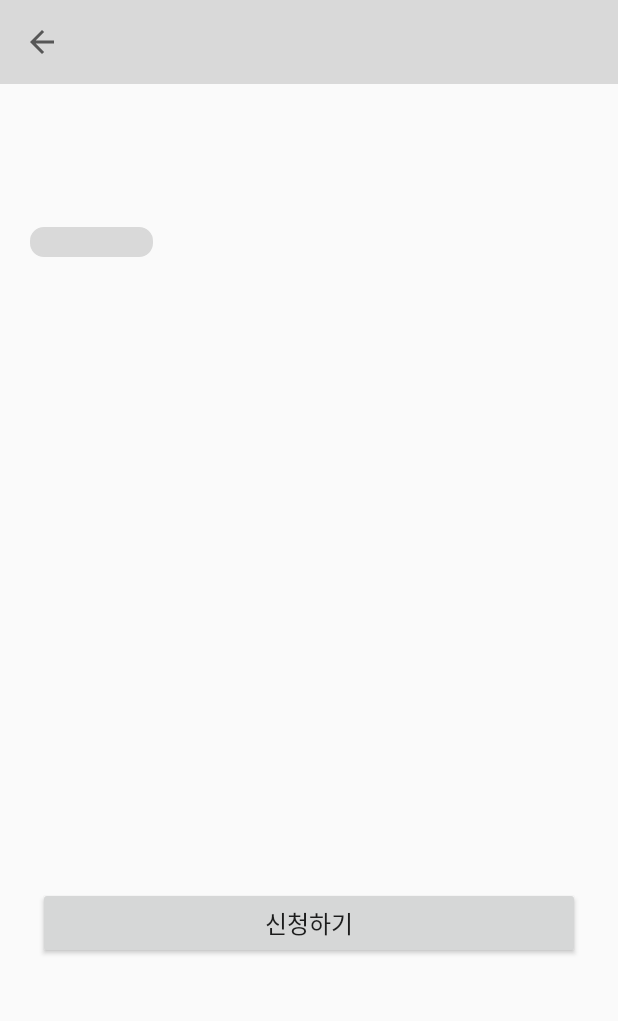
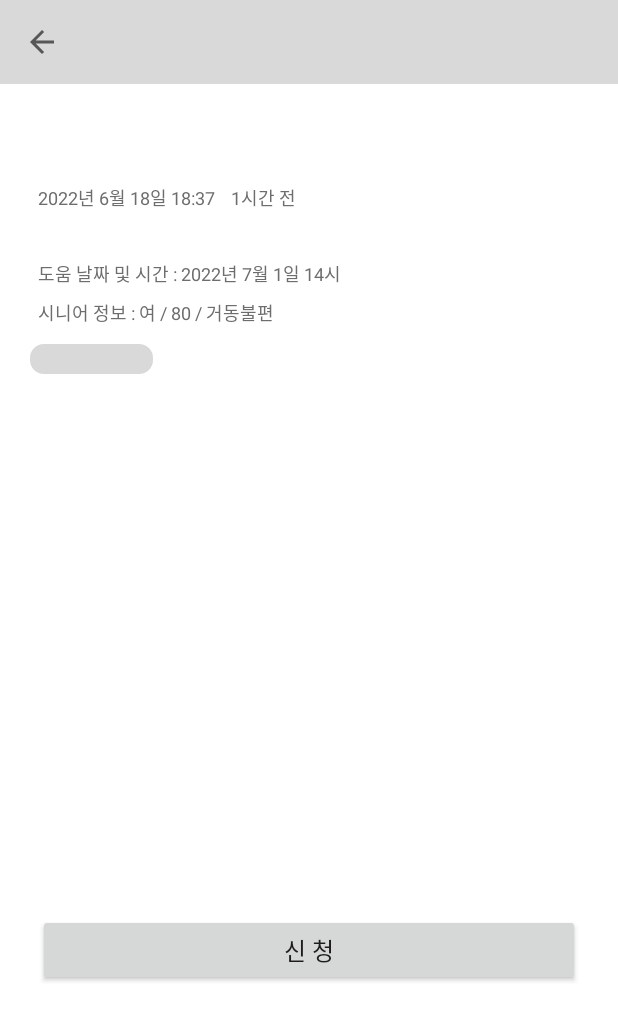
Before and after one commit to orange11th/with, an Android app: the MainActivity3 screen opened directly, with no data from a screen before it, on a phone screen of 412 x 824 dp. Shown: the top 1021 px of the screen. Run offline under Robolectric (Android 15) with nearby library versions, the phone set to English and light mode, and no system bars.

Commit message:
20220819 youjin

```diff
--- a/app/src/main/java/com/cookandroid/with/MainActivity3.java
+++ b/app/src/main/java/com/cookandroid/with/MainActivity3.java
@@ -4,12 +4,16 @@ import android.content.Intent;
 import android.os.Bundle;
 import android.text.method.ScrollingMovementMethod;
 import android.view.MenuItem;
+import android.view.View;
+import android.widget.Button;
 import android.widget.TextView;
 
 import androidx.appcompat.app.AppCompatActivity;
 import androidx.appcompat.widget.Toolbar;
 
 public class MainActivity3 extends AppCompatActivity {
+
+    private Button confirmbutton;
 
     @Override
     protected void onCreate(Bundle savedInstanceState) {
@@ -34,6 +38,16 @@ public class MainActivity3 extends AppCompatActivity {
 
         //contents scroll
         contents.setMovementMethod(new ScrollingMovementMethod());
+
+        //click 신청하기
+        confirmbutton = findViewById(R.id.confirmbutton);
+        confirmbutton.setOnClickListener(new View.OnClickListener() {
+            @Override
+            public void onClick(View view) {
+                Intent intent = new Intent(MainActivity3.this, MatchingList.class);
+                startActivity(intent);
+            }
+        });
     }
     //toolbar
     @Override
--- a/app/src/main/res/layout/activity_main2.xml
+++ b/app/src/main/res/layout/activity_main2.xml
@@ -4,6 +4,7 @@
     xmlns:tools="http://schemas.android.com/tools"
     android:layout_width="match_parent"
     android:layout_height="match_parent"
+    android:background="@color/white"
     tools:context=".MainActivity2">
     <androidx.appcompat.widget.Toolbar
         app:titleTextColor="#000000"
--- a/app/src/main/res/layout/activity_main3.xml
+++ b/app/src/main/res/layout/activity_main3.xml
@@ -4,6 +4,7 @@
     xmlns:tools="http://schemas.android.com/tools"
     android:layout_width="match_parent"
     android:layout_height="match_parent"
+    android:background="@color/white"
     tools:context=".MainActivity3">
     <androidx.appcompat.widget.Toolbar
         app:titleTextColor="#000000"
@@ -30,17 +31,59 @@
         tools:ignore="MissingConstraints" />
 
     <TextView
+        android:id="@+id/PostDate"
+        android:layout_width="wrap_content"
+        android:layout_height="wrap_content"
+        android:layout_marginStart="25dp"
+        android:layout_marginLeft="25dp"
+        android:layout_marginTop="12dp"
+        android:text="2022년 6월 18일 18:37    1시간 전"
+        android:textColor="#6d6d6d"
+        android:textSize="12dp"
+        app:layout_constraintStart_toStartOf="parent"
+        app:layout_constraintTop_toBottomOf="@+id/TitleText"
+        tools:ignore="MissingConstraints" />
+
+    <TextView
         android:id="@+id/RegionText"
         android:layout_width="wrap_content"
         android:layout_height="wrap_content"
         android:layout_marginStart="25dp"
         android:layout_marginLeft="25dp"
-        android:layout_marginTop="12dp"
+        android:layout_marginTop="8dp"
         android:text="지역"
         android:textColor="#6d6d6d"
         android:textSize="12dp"
         app:layout_constraintStart_toStartOf="parent"
-        app:layout_constraintTop_toBottomOf="@+id/TitleText"
+        app:layout_constraintTop_toBottomOf="@+id/PostDate"
+        tools:ignore="MissingConstraints" />
+
+    <TextView
+        android:id="@+id/HhelpTime"
+        android:layout_width="wrap_content"
+        android:layout_height="wrap_content"
+        android:layout_marginStart="25dp"
+        android:layout_marginLeft="25dp"
+        android:layout_marginTop="8dp"
+        android:text="도움 날짜 및 시간 : 2022년 7월 1일 14시"
+        android:textColor="#6d6d6d"
+        android:textSize="12dp"
+        app:layout_constraintStart_toStartOf="parent"
+        app:layout_constraintTop_toBottomOf="@+id/RegionText"
+        tools:ignore="MissingConstraints" />
+
+    <TextView
+        android:id="@+id/SeniorInfo"
+        android:layout_width="wrap_content"
+        android:layout_height="wrap_content"
+        android:layout_marginStart="25dp"
+        android:layout_marginLeft="25dp"
+        android:layout_marginTop="8dp"
+        android:text="시니어 정보 : 여 / 80 / 거동불편"
+        android:textColor="#6d6d6d"
+        android:textSize="12dp"
+        app:layout_constraintStart_toStartOf="parent"
+        app:layout_constraintTop_toBottomOf="@+id/HhelpTime"
         tools:ignore="MissingConstraints" />
 
     <TextView
@@ -54,12 +97,13 @@
         android:gravity="center"
         android:text="#태그"
         app:layout_constraintStart_toStartOf="parent"
-        app:layout_constraintTop_toBottomOf="@+id/RegionText" />
+        app:layout_constraintTop_toBottomOf="@+id/SeniorInfo" />
+
 
     <TextView
         android:id="@+id/ContentsText"
         android:layout_width="361dp"
-        android:layout_height="400dp"
+        android:layout_height="340dp"
         android:layout_marginStart="25dp"
         android:layout_marginLeft="25dp"
         android:layout_marginTop="12dp"
@@ -79,7 +123,7 @@
         android:layout_marginStart="25dp"
         android:layout_marginLeft="25dp"
         android:layout_marginTop="8dp"
-        android:text="신청하기"
+        android:text="신 청"
         android:textSize="16dp"
         app:layout_constraintStart_toStartOf="parent"
         app:layout_constraintTop_toBottomOf="@+id/ContentsText" />
```
Also changed, not shown: app/src/main/AndroidManifest.xml (+6 -12 lines), app/src/main/java/com/cookandroid/with/MainActivity.java (+28 -4 lines), app/src/main/java/com/cookandroid/with/MatchingList.java (added, +34 -0 lines), app/src/main/res/layout/activity_main.xml (+5 -6 lines), app/src/main/res/layout/activity_matching_list.xml (added, +95 -0 lines).
